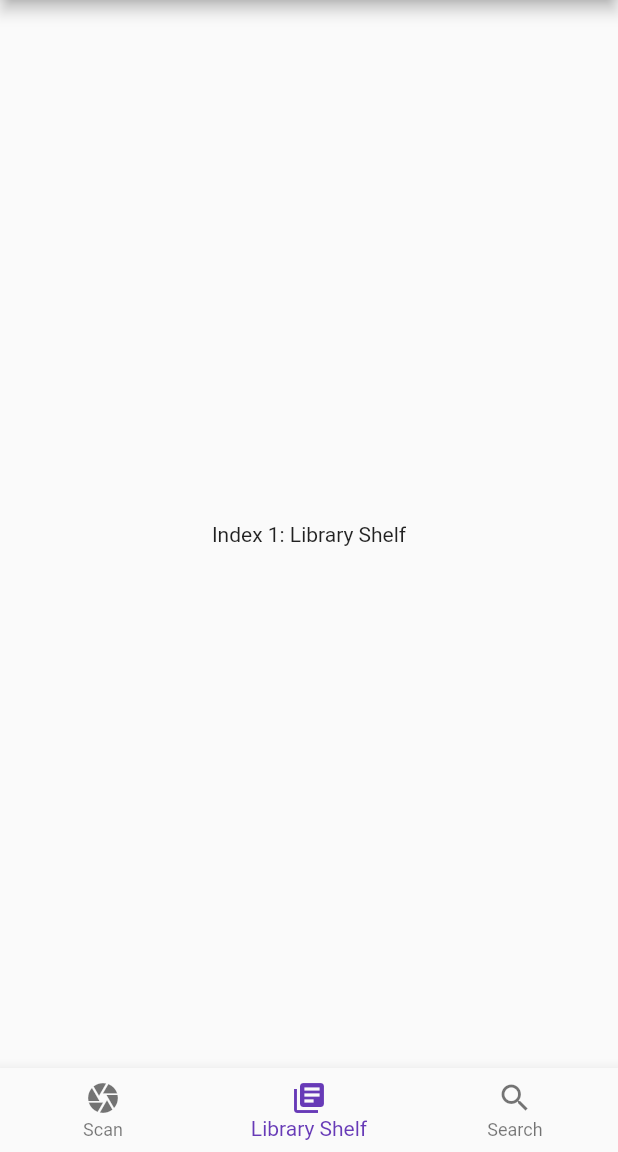
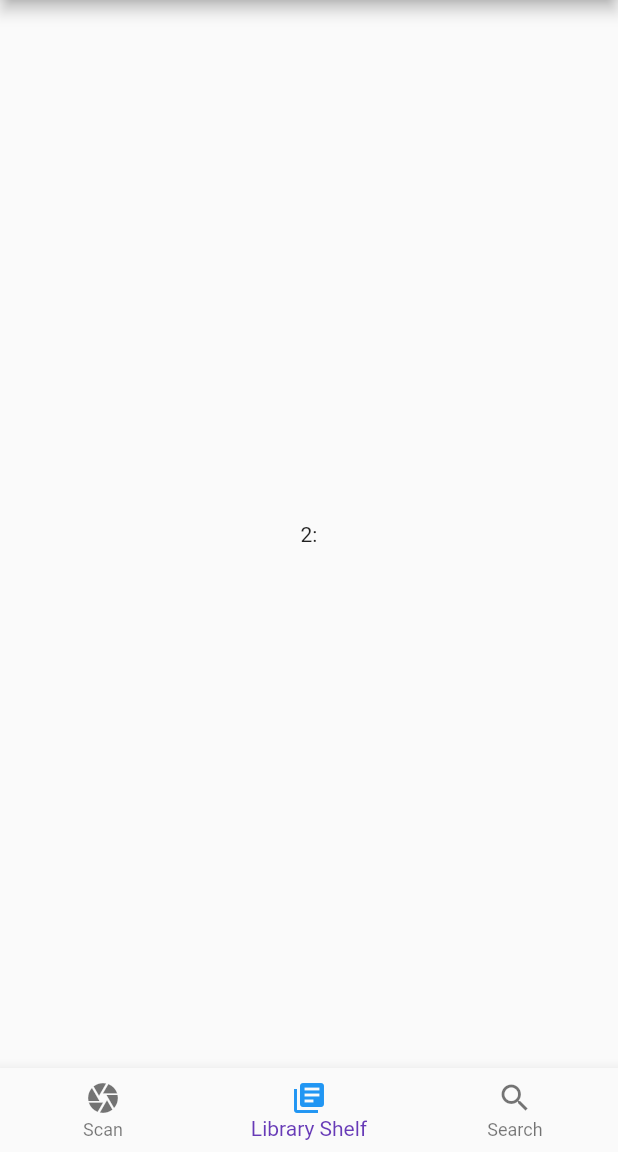
Before and after one commit to Kanval87/WorldPublicLibraryMobileApp, a Flutter app: the screen it shows after launch, on a phone screen of 412 x 824 dp, the part 84-1236 px from its top. Run offline on Flutter 3.47's test engine with Material 2 defaults, Android fonts, the phone set to English and light mode, and no system bars.

```diff
--- a/wpl_mobile_app/lib/main.dart
+++ b/wpl_mobile_app/lib/main.dart
@@ -32,39 +32,120 @@ class MyStatefulWidget extends StatefulWidget {
 
 class _MyStatefulWidgetState extends State<MyStatefulWidget> {
   int _selectedIndex = 1;
-  static const List<Widget> _widgetOptions = <Widget>[
-    Text('Index 0: Scan'),
-    Text('Index 1: Library Shelf'),
-    Text('Index 2: Search'),
-  ];
-
   void _onItemTapped(int index) {
     setState(() {
       _selectedIndex = index;
     });
   }
 
+  var _bottomNavigationBar;
+
   @override
   Widget build(BuildContext context) {
+    _bottomNavigationBar = BottomNavigationBar(
+      items: <BottomNavigationBarItem>[
+        BottomNavigationBarItem(
+          icon: Icon(Icons.camera),
+          title: Text(
+            'Scan',
+            style: TextStyle(
+              color: Theme.of(context).primaryColor,
+            ),
+          ),
+          activeIcon: Icon(
+            Icons.camera,
+            color: Theme.of(context).primaryColor,
+          ),
+        ),
+        BottomNavigationBarItem(
+          activeIcon: Icon(
+            Icons.library_books,
+            color: Theme.of(context).primaryColor,
+          ),
+          icon: Icon(Icons.library_books),
+          title: Text(
+            'Library Shelf',
+            style: TextStyle(
+              color: Theme.of(context).primaryColor,
+            ),
+          ),
+        ),
+        BottomNavigationBarItem(
+          activeIcon: Icon(
+            Icons.search,
+            color: Theme.of(context).primaryColor,
+          ),
+          icon: Icon(Icons.search),
+          title: Text(
+            'Search',
+            style: TextStyle(
+              color: Theme.of(context).primaryColor,
+            ),
+          ),
+        ),
+      ],
+      currentIndex: _selectedIndex,
+      selectedItemColor: Colors.deepPurple,
+      onTap: _onItemTapped,
+    );
+
+    switch (_selectedIndex) {
+      case 0:
         return Scaffold(
           appBar: AppBar(
             title: Text('World Public Library'),
           ),
           body: Center(
-        child: _widgetOptions.elementAt(_selectedIndex),
+            child: ScanModule(),
           ),
-      bottomNavigationBar: BottomNavigationBar(
-        items: <BottomNavigationBarItem>[
-          BottomNavigationBarItem(icon: Icon(Icons.camera), title: Text('Scan')),
-          BottomNavigationBarItem(
-              icon: Icon(Icons.library_books), title: Text('Library Shelf')),
-          BottomNavigationBarItem(
-              icon: Icon(Icons.search), title: Text('Search')),
-        ],
-        currentIndex: _selectedIndex,
-        selectedItemColor: Colors.deepPurple,
-        onTap: _onItemTapped,
+          bottomNavigationBar: _bottomNavigationBar,
+        );
+      case 1:
+        return Scaffold(
+          appBar: AppBar(
+            title: Text('World Public Library'),
           ),
+          body: Center(
+            child: Text('2:'),
+          ),
+          bottomNavigationBar: _bottomNavigationBar,
+        );
+      case 2:
+        return Scaffold(
+          appBar: AppBar(
+            title: Text('World Public Library'),
+          ),
+          body: Center(
+            child: Text('3:'),
+          ),
+          bottomNavigationBar: _bottomNavigationBar,
+        );
+      default:
+        return Scaffold(
+          appBar: AppBar(
+            title: Text('World Public Library'),
+          ),
+          body: Center(
+            child: Text('default:'),
+          ),
+          bottomNavigationBar: _bottomNavigationBar,
         );
     }
   }
+}
+
+class ScanModule extends StatefulWidget {
+  @override
+  State<StatefulWidget> createState() {
+    // TODO: implement createState
+    return _ScanModuleState();
+  }
+}
+
+class _ScanModuleState extends State<ScanModule> {
+  @override
+  Widget build(BuildContext context) {
+    // TODO: implement build
+    return Text('ScanModule');
+  }
+}
```
Lines whose indentation alone changed are shown as unchanged.
